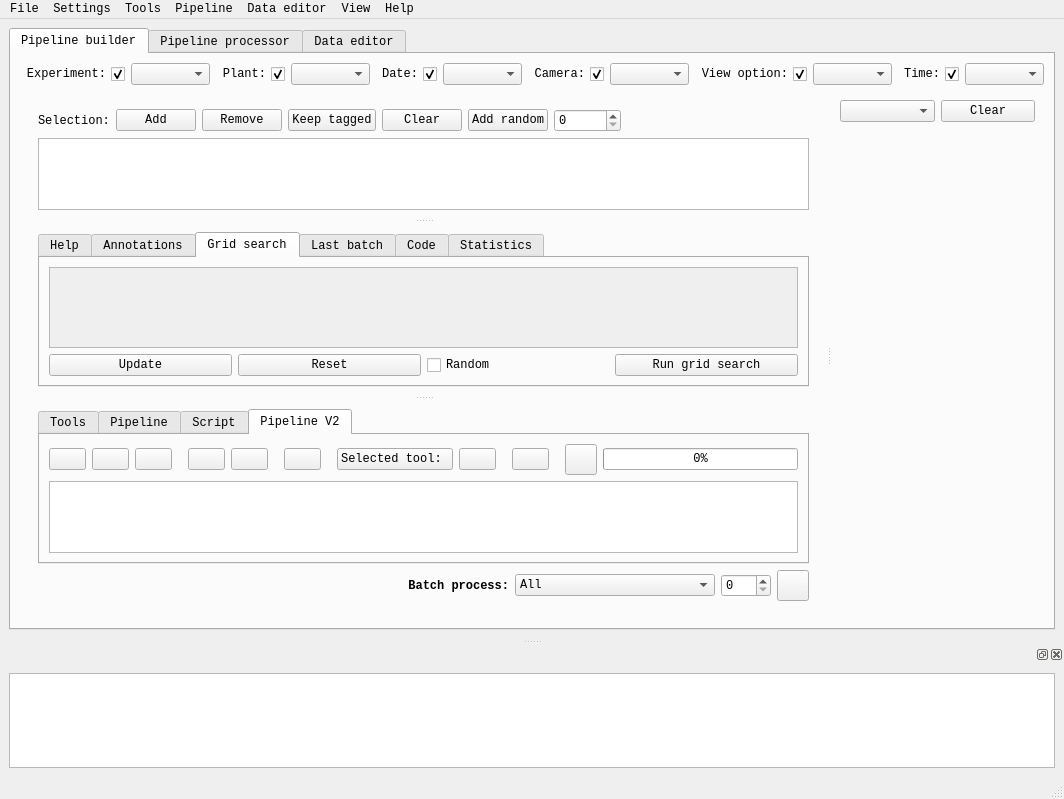
First picture: the form in ui_qt/main_form.ui, repository tpmp-inra/ipso_phen, before the edit.
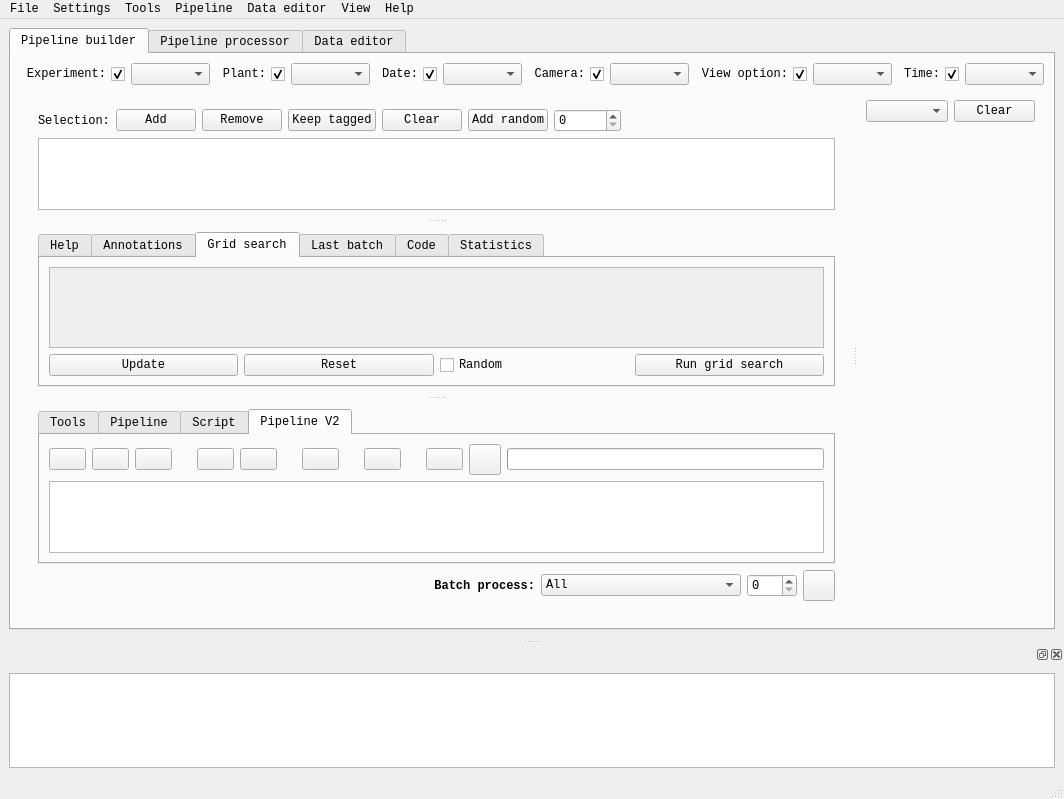
Second picture: the form after the edit. The open tabs and pages were chosen to show the change. Icons and pictures are not drawn.

```diff
--- a/ui_qt/main_form.ui
+++ b/ui_qt/main_form.ui
@@ -7,7 +7,7 @@
    <rect>
     <x>0</x>
     <y>0</y>
-    <width>962</width>
+    <width>1023</width>
     <height>799</height>
    </rect>
   </property>
@@ -263,10 +263,8 @@
                <property name="lineWidth">
                 <number>0</number>
                </property>
-               <layout class="QVBoxLayout" name="verticalLayout">
-                <item>
-                 <layout class="QHBoxLayout" name="horizontalLayout_6" stretch="0,0,0,0,0,0,0,0">
-                  <item>
+               <layout class="QGridLayout" name="gridLayout_18">
+                <item row="0" column="0">
                    <widget class="QLabel" name="lbl_selection">
                     <property name="font">
                      <font>
@@ -279,7 +277,7 @@
                     </property>
                    </widget>
                   </item>
-                  <item>
+                <item row="0" column="1">
                    <widget class="QPushButton" name="bt_add_to_selection">
                     <property name="toolTip">
                      <string>Add to image browser images matching the current query</string>
@@ -289,7 +287,7 @@
                     </property>
                    </widget>
                   </item>
-                  <item>
+                <item row="0" column="2">
                    <widget class="QPushButton" name="bt_remove_from_selection">
                     <property name="toolTip">
                      <string>Remove from image browser images matching the current query</string>
@@ -299,7 +297,7 @@
                     </property>
                    </widget>
                   </item>
-                  <item>
+                <item row="0" column="3">
                    <widget class="QPushButton" name="bt_keep_annotated">
                     <property name="toolTip">
                      <string>Remove from image brawser all images that are not tagged with an annotation</string>
@@ -309,14 +307,14 @@
                     </property>
                    </widget>
                   </item>
-                  <item>
+                <item row="0" column="4">
                    <widget class="QPushButton" name="bt_clear_selection">
                     <property name="text">
                      <string>Clear</string>
                     </property>
                    </widget>
                   </item>
-                  <item>
+                <item row="0" column="5">
                    <widget class="QPushButton" name="bt_add_random">
                     <property name="toolTip">
                      <string>Add to image browser n random images matching the current query</string>
@@ -326,29 +324,27 @@
                     </property>
                    </widget>
                   </item>
-                  <item>
+                <item row="0" column="6">
                    <widget class="QSpinBox" name="sp_add_random_count">
                     <property name="maximum">
                      <number>10000</number>
                     </property>
                    </widget>
                   </item>
-                  <item>
+                <item row="0" column="7">
                    <spacer name="horizontalSpacer_3">
                     <property name="orientation">
                      <enum>Qt::Horizontal</enum>
                     </property>
                     <property name="sizeHint" stdset="0">
                      <size>
-                      <width>40</width>
+                    <width>190</width>
                       <height>20</height>
                      </size>
                     </property>
                    </spacer>
                   </item>
-                 </layout>
-                </item>
-                <item>
+                <item row="1" column="0" colspan="8">
                  <widget class="QTableView" name="tv_image_browser">
                   <property name="alternatingRowColors">
                    <bool>false</bool>
@@ -554,7 +550,7 @@
                          <rect>
                           <x>0</x>
                           <y>0</y>
-                          <width>667</width>
+                          <width>702</width>
                           <height>77</height>
                          </rect>
                         </property>
@@ -789,7 +785,7 @@
                   <item row="0" column="0" colspan="4">
                    <widget class="QTabWidget" name="tb_tool_script">
                     <property name="currentIndex">
-                     <number>0</number>
+                     <number>3</number>
                     </property>
                     <widget class="QWidget" name="tab_tools">
                      <attribute name="title">
@@ -863,7 +859,7 @@
                           <rect>
                            <x>0</x>
                            <y>0</y>
-                           <width>665</width>
+                           <width>700</width>
                            <height>70</height>
                           </rect>
                          </property>
@@ -1062,13 +1058,11 @@
                      <attribute name="title">
                       <string>Pipeline V2</string>
                      </attribute>
-                     <layout class="QVBoxLayout" name="verticalLayout_3">
-                      <item>
-                       <layout class="QHBoxLayout" name="horizontalLayout_8">
-                        <item>
+                     <layout class="QGridLayout" name="gridLayout_15">
+                      <item row="0" column="0">
                          <widget class="QPushButton" name="bt_pp_new">
                           <property name="toolTip">
-                           <string>New script</string>
+                         <string>New pipeline</string>
                           </property>
                           <property name="text">
                            <string/>
@@ -1079,10 +1073,10 @@
                           </property>
                          </widget>
                         </item>
-                        <item>
+                      <item row="0" column="1">
                          <widget class="QPushButton" name="bt_pp_load">
                           <property name="toolTip">
-                           <string>Load script...</string>
+                         <string>Load pipeline...</string>
                           </property>
                           <property name="text">
                            <string/>
@@ -1093,10 +1087,10 @@
                           </property>
                          </widget>
                         </item>
-                        <item>
+                      <item row="0" column="2">
                          <widget class="QPushButton" name="bt_pp_save">
                           <property name="toolTip">
-                           <string>Save script...</string>
+                         <string>Save pipeline...</string>
                           </property>
                           <property name="text">
                            <string/>
@@ -1107,7 +1101,7 @@
                           </property>
                          </widget>
                         </item>
-                        <item>
+                      <item row="0" column="3">
                          <spacer name="horizontalSpacer_8">
                           <property name="orientation">
                            <enum>Qt::Horizontal</enum>
@@ -1117,16 +1111,16 @@
                           </property>
                           <property name="sizeHint" stdset="0">
                            <size>
-                            <width>10</width>
+                          <width>13</width>
                             <height>20</height>
                            </size>
                           </property>
                          </spacer>
                         </item>
-                        <item>
+                      <item row="0" column="4">
                          <widget class="QPushButton" name="bt_pp_up">
                           <property name="toolTip">
-                           <string>Save script...</string>
+                         <string>Move item up</string>
                           </property>
                           <property name="text">
                            <string/>
@@ -1137,10 +1131,10 @@
                           </property>
                          </widget>
                         </item>
-                        <item>
+                      <item row="0" column="5">
                          <widget class="QPushButton" name="bt_pp_down">
                           <property name="toolTip">
-                           <string>Save script...</string>
+                         <string>Move item down</string>
                           </property>
                           <property name="text">
                            <string/>
@@ -1151,7 +1145,7 @@
                           </property>
                          </widget>
                         </item>
-                        <item>
+                      <item row="0" column="6">
                          <spacer name="horizontalSpacer_15">
                           <property name="orientation">
                            <enum>Qt::Horizontal</enum>
@@ -1161,16 +1155,16 @@
                           </property>
                           <property name="sizeHint" stdset="0">
                            <size>
-                            <width>10</width>
+                          <width>13</width>
                             <height>20</height>
                            </size>
                           </property>
                          </spacer>
                         </item>
-                        <item>
+                      <item row="0" column="7">
                          <widget class="QPushButton" name="bt_pp_delete">
                           <property name="toolTip">
-                           <string>Save script...</string>
+                         <string>Delete item</string>
                           </property>
                           <property name="text">
                            <string/>
@@ -1181,7 +1175,7 @@
                           </property>
                          </widget>
                         </item>
-                        <item>
+                      <item row="0" column="8">
                          <spacer name="horizontalSpacer_14">
                           <property name="orientation">
                            <enum>Qt::Horizontal</enum>
@@ -1191,26 +1185,16 @@
                           </property>
                           <property name="sizeHint" stdset="0">
                            <size>
-                            <width>10</width>
+                          <width>13</width>
                             <height>20</height>
                            </size>
                           </property>
                          </spacer>
                         </item>
-                        <item>
+                      <item row="0" column="9">
                          <widget class="QPushButton" name="bt_pp_select_tool">
-                          <property name="text">
-                           <string>Selected tool: </string>
-                          </property>
-                          <property name="flat">
-                           <bool>false</bool>
-                          </property>
-                         </widget>
-                        </item>
-                        <item>
-                         <widget class="QPushButton" name="bt_pp_add_tool">
                           <property name="toolTip">
-                           <string>Save script...</string>
+                         <string>Add module/group</string>
                           </property>
                           <property name="text">
                            <string/>
@@ -1219,9 +1203,12 @@
                            <iconset resource="main_form.qrc">
                             <normaloff>:/common/resources/Add.png</normaloff>:/common/resources/Add.png</iconset>
                           </property>
-                         </widget>
-                        </item>
-                        <item>
+                        <property name="flat">
+                         <bool>false</bool>
+                        </property>
+                       </widget>
+                      </item>
+                      <item row="0" column="10">
                          <spacer name="horizontalSpacer_13">
                           <property name="orientation">
                            <enum>Qt::Horizontal</enum>
@@ -1231,44 +1218,31 @@
                           </property>
                           <property name="sizeHint" stdset="0">
                            <size>
-                            <width>10</width>
+                          <width>13</width>
                             <height>20</height>
                            </size>
                           </property>
                          </spacer>
                         </item>
-                        <item>
-                         <widget class="QPushButton" name="bt_pp_add_group">
+                      <item row="0" column="11">
+                       <widget class="QPushButton" name="bt_pp_invalidate">
                           <property name="toolTip">
-                           <string>Save script...</string>
+                         <string>Clear cache pipeline cache</string>
                           </property>
                           <property name="text">
                            <string/>
                           </property>
                           <property name="icon">
                            <iconset resource="main_form.qrc">
-                            <normaloff>:/common/resources/AddMulti.png</normaloff>:/common/resources/AddMulti.png</iconset>
+                          <normaloff>:/common/resources/Refresh.png</normaloff>:/common/resources/Refresh.png</iconset>
                           </property>
                          </widget>
                         </item>
-                        <item>
-                         <spacer name="horizontalSpacer_12">
-                          <property name="orientation">
-                           <enum>Qt::Horizontal</enum>
-                          </property>
-                          <property name="sizeType">
-                           <enum>QSizePolicy::Fixed</enum>
-                          </property>
-                          <property name="sizeHint" stdset="0">
-                           <size>
-                            <width>10</width>
-                            <height>20</height>
-                           </size>
-                          </property>
-                         </spacer>
-                        </item>
-                        <item>
+                      <item row="0" column="12">
                          <widget class="QToolButton" name="bt_pp_run">
+                        <property name="toolTip">
+                         <string>Run pipeline</string>
+                        </property>
                           <property name="text">
                            <string/>
                           </property>
@@ -1285,7 +1259,7 @@
                           </property>
                          </widget>
                         </item>
-                        <item>
+                      <item row="0" column="13">
                          <widget class="QProgressBar" name="pb_pp_progress">
                           <property name="minimumSize">
                            <size>
@@ -1293,24 +1267,40 @@
                             <height>0</height>
                            </size>
                           </property>
+                        <property name="maximumSize">
+                         <size>
+                          <width>16777215</width>
+                          <height>16777215</height>
+                         </size>
+                        </property>
                           <property name="value">
                            <number>0</number>
                           </property>
                           <property name="textVisible">
-                           <bool>true</bool>
+                         <bool>false</bool>
                           </property>
                           <property name="textDirection">
                            <enum>QProgressBar::BottomToTop</enum>
                           </property>
                          </widget>
                         </item>
-                       </layout>
-                      </item>
-                      <item>
+                      <item row="1" column="0" colspan="14">
                        <widget class="QTreeView" name="tv_pp_view">
+                        <property name="alternatingRowColors">
+                         <bool>false</bool>
+                        </property>
+                        <property name="selectionBehavior">
+                         <enum>QAbstractItemView::SelectRows</enum>
+                        </property>
+                        <property name="verticalScrollMode">
+                         <enum>QAbstractItemView::ScrollPerPixel</enum>
+                        </property>
                         <property name="animated">
                          <bool>false</bool>
                         </property>
+                        <attribute name="headerVisible">
+                         <bool>false</bool>
+                        </attribute>
                        </widget>
                       </item>
                      </layout>
@@ -1886,7 +1876,7 @@
     <rect>
      <x>0</x>
      <y>0</y>
-     <width>962</width>
+     <width>1023</width>
      <height>21</height>
     </rect>
    </property>
```
Lines whose indentation alone changed are shown as unchanged.
